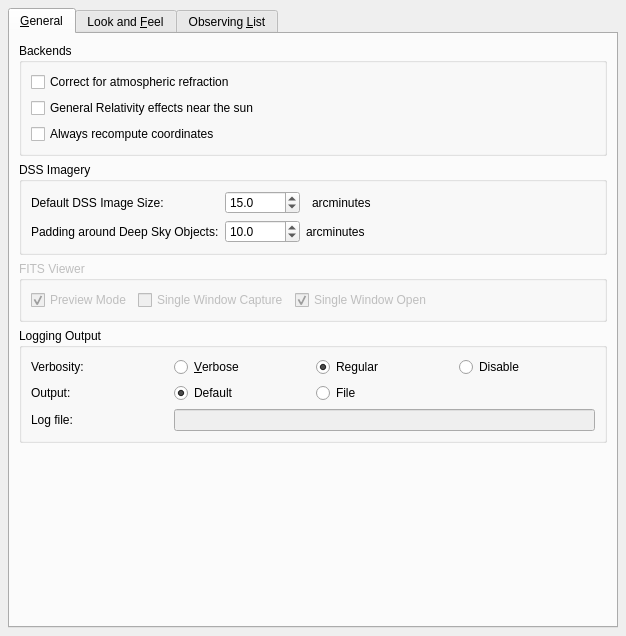
This is kstars/options/opsadvanced.ui in KDE/kstars as Qt 5 draws it before an edit. The edited form follows.
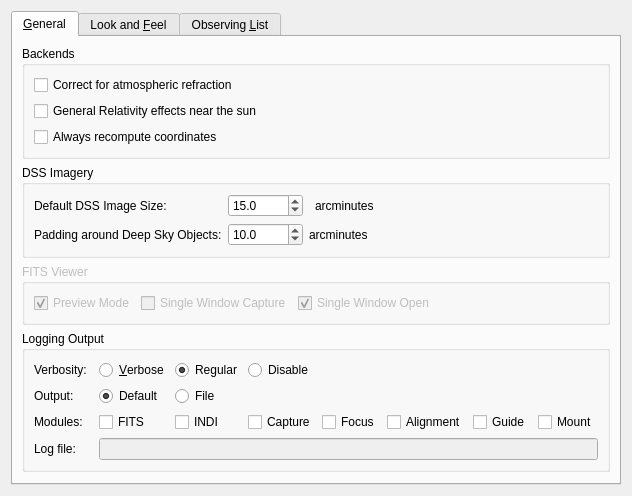
This is the edited form. Custom widgets are drawn as their Qt base class.

Commit message: Enhancing verbose log output and separating them into selectables modules as not to spam the log file with unwanted data

Patch:
```diff
--- a/kstars/options/opsadvanced.ui
+++ b/kstars/options/opsadvanced.ui
@@ -6,26 +6,11 @@
    <rect>
     <x>0</x>
     <y>0</y>
-    <width>583</width>
-    <height>636</height>
+    <width>584</width>
+    <height>446</height>
    </rect>
   </property>
-  <layout class="QVBoxLayout">
-   <property name="spacing">
-    <number>6</number>
-   </property>
-   <property name="leftMargin">
-    <number>8</number>
-   </property>
-   <property name="topMargin">
-    <number>8</number>
-   </property>
-   <property name="rightMargin">
-    <number>8</number>
-   </property>
-   <property name="bottomMargin">
-    <number>8</number>
-   </property>
+  <layout class="QVBoxLayout" name="verticalLayout_5">
    <item>
     <widget class="QTabWidget" name="AdvancedOptionsTabWidget">
      <property name="currentIndex">
@@ -258,8 +243,6 @@
          <property name="title">
           <string>Logging Output</string>
          </property>
-         <layout class="QHBoxLayout" name="horizontalLayout">
-          <item>
            <layout class="QGridLayout" name="gridLayout_2">
             <item row="0" column="0">
              <widget class="QLabel" name="label_4">
@@ -350,13 +333,111 @@
              </widget>
             </item>
             <item row="2" column="0">
+           <widget class="QLabel" name="label_6">
+            <property name="text">
+             <string>Modules:</string>
+            </property>
+           </widget>
+          </item>
+          <item row="2" column="1">
+           <widget class="QCheckBox" name="kcfg_FITSLogging">
+            <property name="toolTip">
+             <string>Log FITS processing activity</string>
+            </property>
+            <property name="text">
+             <string>FITS</string>
+            </property>
+            <attribute name="buttonGroup">
+             <string notr="true">modulesGroup</string>
+            </attribute>
+           </widget>
+          </item>
+          <item row="2" column="2">
+           <widget class="QCheckBox" name="kcfg_INDILogging">
+            <property name="toolTip">
+             <string>Log INDI devices activity</string>
+            </property>
+            <property name="text">
+             <string>INDI</string>
+            </property>
+            <attribute name="buttonGroup">
+             <string notr="true">modulesGroup</string>
+            </attribute>
+           </widget>
+          </item>
+          <item row="2" column="3">
+           <widget class="QCheckBox" name="kcfg_CaptureLogging">
+            <property name="toolTip">
+             <string>Log Ekos Capture module activity</string>
+            </property>
+            <property name="text">
+             <string>Capture</string>
+            </property>
+            <attribute name="buttonGroup">
+             <string notr="true">modulesGroup</string>
+            </attribute>
+           </widget>
+          </item>
+          <item row="2" column="4">
+           <widget class="QCheckBox" name="kcfg_FocusLogging">
+            <property name="toolTip">
+             <string>Log Ekos Focus module activity</string>
+            </property>
+            <property name="text">
+             <string>Focus</string>
+            </property>
+            <attribute name="buttonGroup">
+             <string notr="true">modulesGroup</string>
+            </attribute>
+           </widget>
+          </item>
+          <item row="2" column="5">
+           <widget class="QCheckBox" name="kcfg_AlignmentLogging">
+            <property name="toolTip">
+             <string>Log Ekos Alignment module activity</string>
+            </property>
+            <property name="text">
+             <string>Alignment</string>
+            </property>
+            <attribute name="buttonGroup">
+             <string notr="true">modulesGroup</string>
+            </attribute>
+           </widget>
+          </item>
+          <item row="2" column="6">
+           <widget class="QCheckBox" name="kcfg_GuideLogging">
+            <property name="toolTip">
+             <string>Log Ekos Guide module activity</string>
+            </property>
+            <property name="text">
+             <string>Guide</string>
+            </property>
+            <attribute name="buttonGroup">
+             <string notr="true">modulesGroup</string>
+            </attribute>
+           </widget>
+          </item>
+          <item row="2" column="7">
+           <widget class="QCheckBox" name="kcfg_MountLogging">
+            <property name="toolTip">
+             <string>Log Ekos Mount module activity</string>
+            </property>
+            <property name="text">
+             <string>Mount</string>
+            </property>
+            <attribute name="buttonGroup">
+             <string notr="true">modulesGroup</string>
+            </attribute>
+           </widget>
+          </item>
+          <item row="3" column="0">
              <widget class="QLabel" name="label_2">
               <property name="text">
                <string>Log file:</string>
               </property>
              </widget>
             </item>
-            <item row="2" column="1" colspan="3">
+          <item row="3" column="1" colspan="7">
              <widget class="QLineEdit" name="kcfg_VerboseLogFile">
               <property name="enabled">
                <bool>false</bool>
@@ -364,8 +445,6 @@
              </widget>
             </item>
            </layout>
-          </item>
-         </layout>
         </widget>
        </item>
        <item>
```
Left out of the diff: 5 changed lines with no effect on the pictures. Lines whose indentation alone changed are shown as unchanged. The commit also changes 16 other files.
